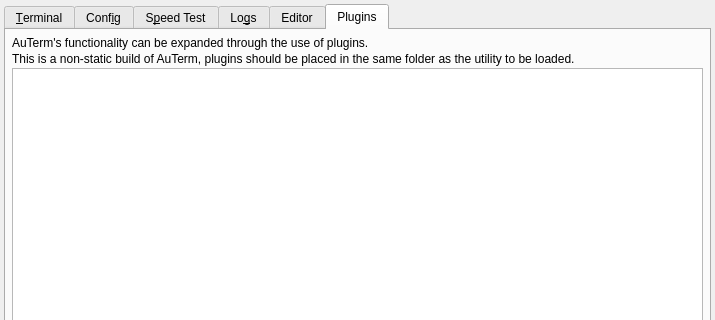
Qt form AuTerm/AutMainWindow.ui (morozovars/AuTermArsTracker) before a commit; both pictures show x 0 to 715 and y 0 to 320 of the 715 by 475 pixel window.
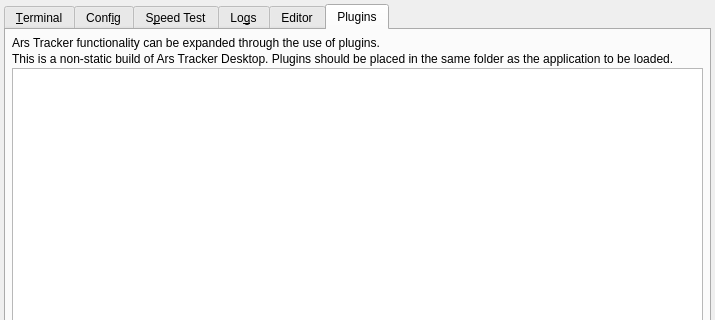
The same form after that commit. The open tabs and pages were chosen to show the change. Icons and pictures are not drawn. Custom widgets are drawn as their Qt base class.

What changed in the file:
```diff
--- a/AuTerm/AutMainWindow.ui
+++ b/AuTerm/AutMainWindow.ui
@@ -3653,7 +3653,7 @@
           <item row="0" column="0">
            <widget class="QLabel" name="label_15">
             <property name="text">
-             <string>AuTerm's functionality can be expanded through the use of plugins.</string>
+              <string>Ars Tracker functionality can be expanded through the use of plugins.</string>
             </property>
             <property name="wordWrap">
              <bool>true</bool>
@@ -3687,7 +3687,7 @@
           <item row="1" column="0">
            <widget class="QLabel" name="label_plugins_non_static">
             <property name="text">
-             <string>This is a non-static build of AuTerm, plugins should be placed in the same folder as the utility to be loaded.</string>
+              <string>This is a non-static build of Ars Tracker Desktop. Plugins should be placed in the same folder as the application to be loaded.</string>
             </property>
             <property name="wordWrap">
              <bool>true</bool>
```
Left out of the diff: 2 changed lines with no effect on the pictures.
